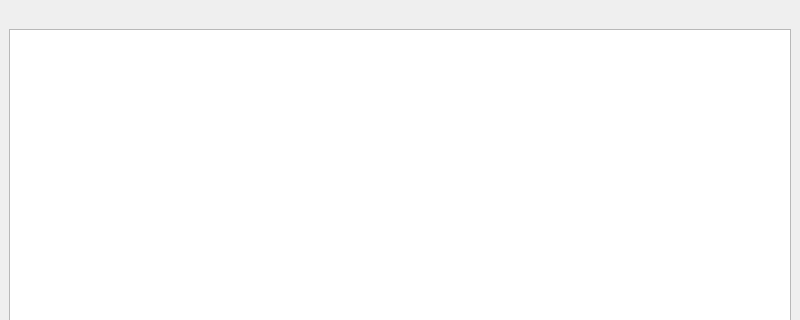
Qt form gui/mainwindow.ui (KDE/heaptrack) before a commit; both pictures show x 0 to 800 and y 0 to 320 of the 800 by 600 pixel window.
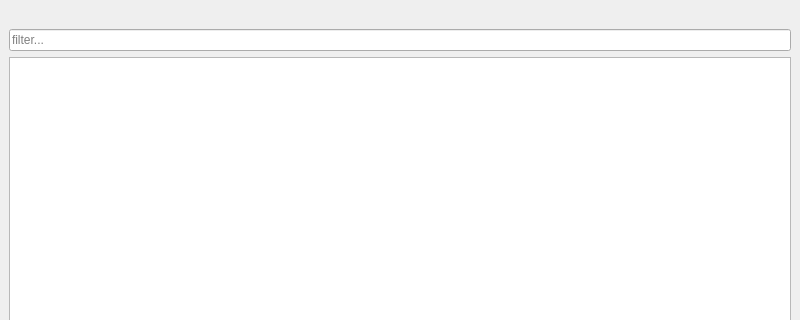
The same form after that commit.

Commit message: Add filter by function

What changed in the file:
```diff
--- a/gui/mainwindow.ui
+++ b/gui/mainwindow.ui
@@ -22,6 +22,13 @@
       </property>
      </widget>
     </item>
+    <item>
+     <widget class="QLineEdit" name="filter">
+      <property name="placeholderText">
+       <string>filter...</string>
+      </property>
+     </widget>
+    </item>
     <item>
      <widget class="QTreeView" name="results">
       <property name="alternatingRowColors">
```
The commit also changes 1 other file.
